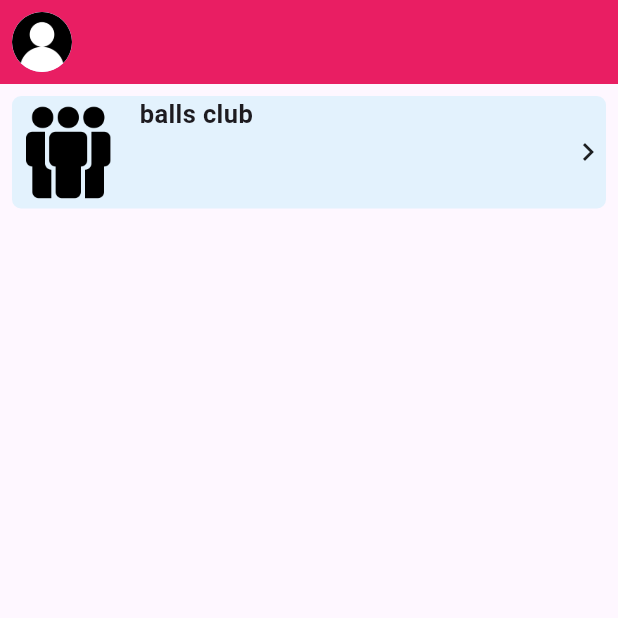
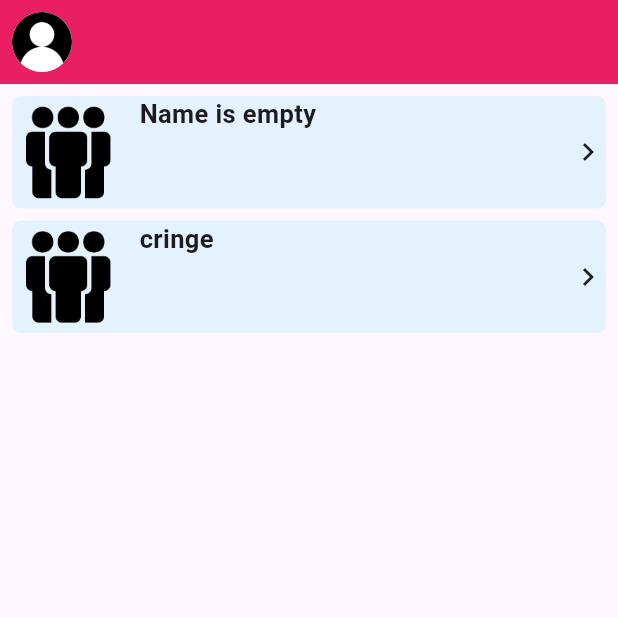
Before and after one commit to Snare295/VirtMNC-client, a Flutter app: the screen it shows after launch, on a phone screen of 412 x 824 dp, the top half of it. Run offline on Flutter 3.47's test engine with Material 2 defaults, Android fonts, the phone set to English and light mode, and no system bars; drawn by our look-alikes of auto_size_text; our stand-ins replace logger; accounts and stored records are empty.

Commit message:
Rework widget tree data receiving

```diff
--- a/lib/app/group_data.dart
+++ b/lib/app/group_data.dart
@@ -1,14 +1,19 @@
+import 'package:flutter/material.dart';
 import 'package:virt_mnc/app/message_data.dart';
 import 'package:virt_mnc/app/sender_entity.dart';
 
 class GroupData {
-  List<Message>? messages;
-  Set<Sender>? groupUsers;
+  String name;
+  ImageProvider image;
+  List<Message> messages;
+  Set<Sender>? members;
   Set<Sender>? admins;
 
   GroupData({
-    this.messages,
-    this.groupUsers,
+    this.name = "Name is empty",
+    this.image = const AssetImage("assets/images/group.png"),
+    this.messages = const [],
+    this.members,
     this.admins,
   });
 }
--- a/lib/ui/pages/home/home_page.dart
+++ b/lib/ui/pages/home/home_page.dart
@@ -1,4 +1,7 @@
 import 'package:flutter/material.dart';
+import 'package:virt_mnc/app/group_data.dart';
+import 'package:virt_mnc/app/message_data.dart';
+import 'package:virt_mnc/app/sender_entity.dart';
 import 'package:virt_mnc/ui/widgets/home/home_app_bar.dart';
 import 'package:virt_mnc/ui/widgets/home/list_groups.dart';
 
@@ -12,10 +15,30 @@ class HomePage extends StatelessWidget {
       drawer: Drawer(
         child: ListView(
           padding: EdgeInsets.zero,
-          children: [const DrawerHeader(child: Text("this is my drawer"))],
+          children: const [
+            DrawerHeader(
+              child: Text("this is my drawer"),
+            ),
+          ],
         ),
       ),
-      body: const ListGroups(),
+      body: ListGroups(groupsOfUser: [
+        GroupData(),
+        GroupData(
+          name: "cringe",
+          members: {
+            Sender(id: 1, name: "Valer"),
+          },
+          messages: [
+            Message(
+              20,
+              "This is test",
+              Sender(id: 1, name: "Valer"),
+            ),
+            Message(21, "This is also test", Sender(id: 2, name: "John"))
+          ],
+        )
+      ]),
     );
   }
 }
--- a/lib/ui/widgets/home/group_tile.dart
+++ b/lib/ui/widgets/home/group_tile.dart
@@ -1,16 +1,15 @@
 import 'package:auto_size_text/auto_size_text.dart';
 import 'package:flutter/material.dart';
+import 'package:virt_mnc/app/group_data.dart';
 import 'package:virt_mnc/main.dart';
 import 'package:virt_mnc/ui/pages/message/group_message_page.dart';
 
 class GroupTile extends StatelessWidget {
   const GroupTile({
     super.key,
-    this.name = "The name of group isn't defined",
-    this.groupImg = const AssetImage("assets/images/group.png"),
+    required this.groupData,
   });
-  final String name;
-  final ImageProvider<Object> groupImg;
+  final GroupData groupData;
 
   static const double heightOfTile = 75;
   static const double marginAround = 8;
@@ -20,11 +19,14 @@ class GroupTile extends StatelessWidget {
   Widget build(BuildContext context) {
     return GestureDetector(
       onTapUp: (details) {
-        Navigator.push(context, MaterialPageRoute(builder: (context) {
-          return const GroupPage();
-        }));
+        Navigator.push(
+          context,
+          MaterialPageRoute(builder: (context) {
+            return GroupPage(groupData: groupData);
+          }),
+        );
         logger.v(
-          "⏭ Pushed to GroupPage of $name",
+          "⏭ Pushed to GroupPage of ${groupData.name}",
         );
       },
       child: Container(
@@ -37,7 +39,7 @@ class GroupTile extends StatelessWidget {
         child: Row(
           children: [
             Image(
-              image: groupImg,
+              image: groupData.image,
             ),
             const SizedBox(width: 10),
             Expanded(
@@ -49,11 +51,13 @@ class GroupTile extends StatelessWidget {
                   flex: 1,
                   child: SizedBox.expand(
                     child: AutoSizeText(
-                      name,
+                      groupData.name,
                       maxLines: 1,
                       overflow: TextOverflow.fade,
-                      style:
-                          TextStyle(fontSize: 18, fontWeight: FontWeight.bold),
+                      style: const TextStyle(
+                        fontSize: 18,
+                        fontWeight: FontWeight.bold,
+                      ),
                     ),
                   ),
                 ),
--- a/lib/ui/widgets/home/list_groups.dart
+++ b/lib/ui/widgets/home/list_groups.dart
@@ -1,18 +1,30 @@
 import 'package:flutter/material.dart';
+import 'package:virt_mnc/app/group_data.dart';
 import 'package:virt_mnc/ui/widgets/home/group_tile.dart';
 
 class ListGroups extends StatefulWidget {
-  const ListGroups({super.key});
+  final List<GroupData> groupsOfUser;
+
+  const ListGroups({
+    super.key,
+    this.groupsOfUser = const [],
+  });
 
   @override
   State<ListGroups> createState() => _ListGroupsState();
 }
 
 class _ListGroupsState extends State<ListGroups> {
+  late List<GroupData> groupsOfUser = widget.groupsOfUser;
+
   @override
   Widget build(BuildContext context) {
-    return ListView(
-      children: [GroupTile(name: "balls club")],
+    return ListView.builder(
+      itemCount: groupsOfUser.length,
+      itemBuilder: (context, index) {
+        GroupData thisGroup = groupsOfUser[index];
+        return GroupTile(groupData: thisGroup);
+      },
     );
   }
 }
```
Also changed, not shown: lib/ui/pages/message/group_message_page.dart (+8 -2 lines), lib/ui/widgets/message/group/group_list_view.dart (+22 -15 lines), lib/ui/widgets/message/group/group_message_tile.dart (+14 -6 lines).
